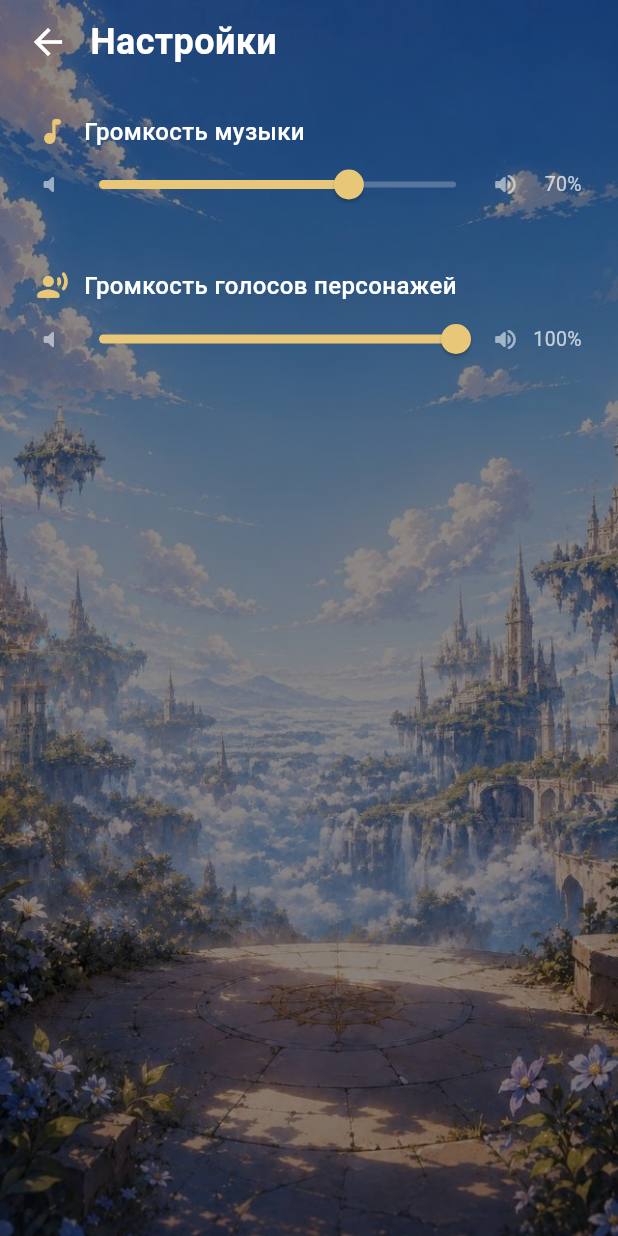
After one commit to egro-land/SecondLife, a Flutter app: the screen it shows after launch, after a tap on the "settings" icon, on a phone screen of 412 x 824 dp. The commit adds this screen. Run offline on Flutter 3.47's test engine with Material 3 defaults, Android fonts, the phone set to English and light mode, and no system bars.

Commit message:
Настройки сделал и парение персонажа

````diff
--- a/lib/main.dart
+++ b/lib/main.dart
@@ -1,5 +1,6 @@
 import 'package:flutter/material.dart';
 import 'screens/settings_screen.dart';
+import 'widgets/floating_widget.dart';
 
 void main() {
   runApp(const SecondLifeApp());
@@ -43,21 +44,25 @@ class BlackScreen extends StatelessWidget {
             ),
           ),
 
-          // Персонаж
+          // Персонаж — естественно парит, как Паймон в Genshin
           Align(
             alignment: const Alignment(-1, 0.1),
-            child: Image.asset(
-              'assets/images/character2.png',
-              height: 250,
+            child: FloatingWidget(
+              amplitude: 12,
+              duration: const Duration(seconds: 3),
+              child: Image.asset(
+                'assets/images/character2.png',
+                height: 250,
+              ),
             ),
           ),
 
-          // Кнопка настроек — сверху слева
+          // Кнопка настроек — сверху справа
           SafeArea(
             child: Align(
-              alignment: Alignment.topLeft,
+              alignment: Alignment.topRight,
               child: Padding(
-                padding: const EdgeInsets.only(left: 8, top: 4),
+                padding: const EdgeInsets.only(right: 8, top: 4),
                 child: IconButton(
                   icon: const Icon(Icons.settings_rounded),
                   color: Colors.white,
--- /dev/null
+++ b/lib/screens/settings_screen.dart
@@ -0,0 +1,157 @@
+import 'package:flutter/material.dart';
+import '../settings/app_settings.dart';
+
+class SettingsScreen extends StatelessWidget {
+  const SettingsScreen({super.key});
+
+  @override
+  Widget build(BuildContext context) {
+    final settings = AppSettings.instance;
+
+    return Scaffold(
+      body: Stack(
+        children: [
+          // Тот же фон, что и на стартовом экране, для цельного ощущения
+          SizedBox.expand(
+            child: Image.asset(
+              'assets/images/background.png',
+              fit: BoxFit.cover,
+            ),
+          ),
+
+          // Затемнение поверх фона, чтобы текст и ползунки читались
+          Container(color: Colors.black.withOpacity(0.45)),
+
+          SafeArea(
+            child: Column(
+              crossAxisAlignment: CrossAxisAlignment.start,
+              children: [
+                // Кнопка "назад" + заголовок
+                Padding(
+                  padding: const EdgeInsets.fromLTRB(8, 4, 16, 0),
+                  child: Row(
+                    children: [
+                      IconButton(
+                        icon: const Icon(Icons.arrow_back, color: Colors.white),
+                        iconSize: 28,
+                        onPressed: () => Navigator.of(context).pop(),
+                      ),
+                      const SizedBox(width: 4),
+                      const Text(
+                        'Настройки',
+                        style: TextStyle(
+                          color: Colors.white,
+                          fontSize: 24,
+                          fontWeight: FontWeight.w600,
+                        ),
+                      ),
+                    ],
+                  ),
+                ),
+
+                const SizedBox(height: 24),
+
+                Padding(
+                  padding: const EdgeInsets.symmetric(horizontal: 24),
+                  child: Column(
+                    crossAxisAlignment: CrossAxisAlignment.start,
+                    children: [
+                      _VolumeSlider(
+                        icon: Icons.music_note_rounded,
+                        label: 'Громкость музыки',
+                        valueListenable: settings.musicVolume,
+                        onChanged: (v) => settings.musicVolume.value = v,
+                      ),
+                      const SizedBox(height: 32),
+                      _VolumeSlider(
+                        icon: Icons.record_voice_over_rounded,
+                        label: 'Громкость голосов персонажей',
+                        valueListenable: settings.voiceVolume,
+                        onChanged: (v) => settings.voiceVolume.value = v,
+                      ),
+                    ],
+                  ),
+                ),
+              ],
+            ),
+          ),
+        ],
+      ),
+    );
+  }
+}
+
+class _VolumeSlider extends StatelessWidget {
+  const _VolumeSlider({
+    required this.icon,
+    required this.label,
+    required this.valueListenable,
+    required this.onChanged,
+  });
+
+  final IconData icon;
+  final String label;
+  final ValueNotifier<double> valueListenable;
+  final ValueChanged<double> onChanged;
+
+  @override
+  Widget build(BuildContext context) {
+    return Column(
+      crossAxisAlignment: CrossAxisAlignment.start,
+      children: [
+        Row(
+          children: [
+            Icon(icon, color: const Color(0xFFE8C878), size: 22),
+            const SizedBox(width: 10),
+            Text(
+              label,
+              style: const TextStyle(
+                color: Colors.white,
+                fontSize: 16,
+                fontWeight: FontWeight.w500,
+              ),
+            ),
+          ],
+        ),
+        ValueListenableBuilder<double>(
+          valueListenable: valueListenable,
+          builder: (context, value, _) {
+            return Row(
+              children: [
+                const Icon(Icons.volume_mute_rounded,
+                    color: Colors.white54, size: 18),
+                Expanded(
+                  child: SliderTheme(
+                    data: SliderTheme.of(context).copyWith(
+                      activeTrackColor: const Color(0xFFE8C878),
+                      inactiveTrackColor: Colors.white24,
+                      thumbColor: const Color(0xFFE8C878),
+                      overlayColor: const Color(0x33E8C878),
+                      trackHeight: 4,
+                    ),
+                    child: Slider(
+                      value: value,
+                      min: 0.0,
+                      max: 1.0,
+                      onChanged: onChanged,
+                    ),
+                  ),
+                ),
+                const Icon(Icons.volume_up_rounded,
+                    color: Colors.white54, size: 18),
+                SizedBox(
+                  width: 42,
+                  child: Text(
+                    '${(value * 100).round()}%',
+                    textAlign: TextAlign.right,
+                    style: const TextStyle(color: Colors.white70, fontSize: 13),
+                  ),
+                ),
+              ],
+            );
+          },
+        ),
+      ],
+    );
+  }
+}
--- /dev/null
+++ b/lib/settings/app_settings.dart
@@ -0,0 +1,25 @@
+import 'package:flutter/foundation.dart';
+
+/// Глобальные настройки звука.
+///
+/// Простой синглтон без внешних пакетов (без provider/riverpod),
+/// чтобы его было легко воткнуть в любой существующий экран.
+///
+/// Когда подключите аудио-плеер (например, audioplayers или just_audio),
+/// просто слушайте musicVolume/voiceVolume через .addListener(...)
+/// и вызывайте player.setVolume(value) при изменении.
+class AppSettings {
+  AppSettings._internal();
+
+  static final AppSettings instance = AppSettings._internal();
+
+  /// Громкость фоновой музыки, от 0.0 до 1.0
+  final ValueNotifier<double> musicVolume = ValueNotifier<double>(0.7);
+
+  /// Громкость голосов персонажей (озвучка реплик), от 0.0 до 1.0
+  final ValueNotifier<double> voiceVolume = ValueNotifier<double>(1.0);
+
+  // TODO: когда появится сохранение прогресса — подгрузить/сохранить
+  // эти значения через SharedPreferences, чтобы настройки не сбрасывались
+  // при перезапуске приложения.
+}
--- /dev/null
+++ b/lib/widgets/floating_widget.dart
@@ -0,0 +1,80 @@
+import 'dart:math';
+import 'package:flutter/material.dart';
+
+/// Оборачивает [child] и заставляет его естественно парить —
+/// плавно покачиваться вверх-вниз с лёгким наклоном,
+/// как Паймон в Genshin Impact.
+///
+/// Пример:
+/// ```dart
+/// FloatingWidget(
+///   child: Image.asset('assets/images/character2.png', height: 250),
+/// )
+/// ```
+class FloatingWidget extends StatefulWidget {
+  const FloatingWidget({
+    super.key,
+    required this.child,
+    this.amplitude = 12,
+    this.duration = const Duration(seconds: 3),
+    this.rotationAmplitude = 0.03,
+  });
+
+  /// Что анимируем (обычно Image.asset с персонажем)
+  final Widget child;
+
+  /// На сколько пикселей персонаж уходит вверх/вниз
+  final double amplitude;
+
+  /// Длительность одного полного цикла (вверх-вниз)
+  final Duration duration;
+
+  /// Амплитуда лёгкого покачивания в радианах (0 — выключить наклон)
+  final double rotationAmplitude;
+
+  @override
+  State<FloatingWidget> createState() => _FloatingWidgetState();
+}
+
+class _FloatingWidgetState extends State<FloatingWidget>
+    with SingleTickerProviderStateMixin {
+  late final AnimationController _controller;
+
+  @override
+  void initState() {
+    super.initState();
+    _controller = AnimationController(
+      vsync: this,
+      duration: widget.duration,
+    )..repeat();
+  }
+
+  @override
+  void dispose() {
+    _controller.dispose();
+    super.dispose();
+  }
+
+  @override
+  Widget build(BuildContext context) {
+    return AnimatedBuilder(
+      animation: _controller,
+      builder: (context, child) {
+        // Синусоида даёт плавное, естественное движение без рывков
+        // на верхней/нижней точке (в отличие от reverse-Tween).
+        final t = _controller.value * 2 * pi;
+        final dy = sin(t) * widget.amplitude;
+        final angle = sin(t) * widget.rotationAmplitude;
+
+        return Transform.translate(
+          offset: Offset(0, dy),
+          child: Transform.rotate(
+            angle: angle,
+            child: child,
+          ),
+        );
+      },
+      child: widget.child,
+    );
+  }
+}
````
